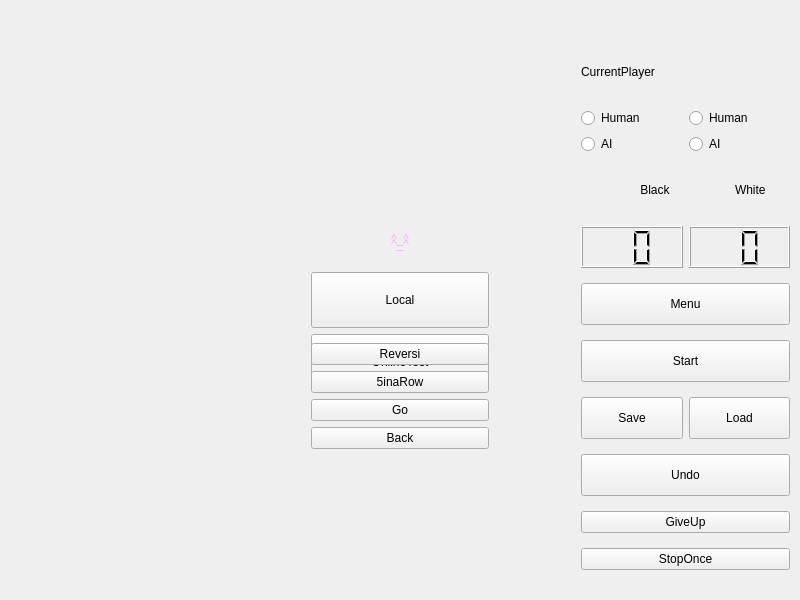
The window that widget.ui (helloworld128/OOP_New) describes before a commit, drawn with Qt 5.
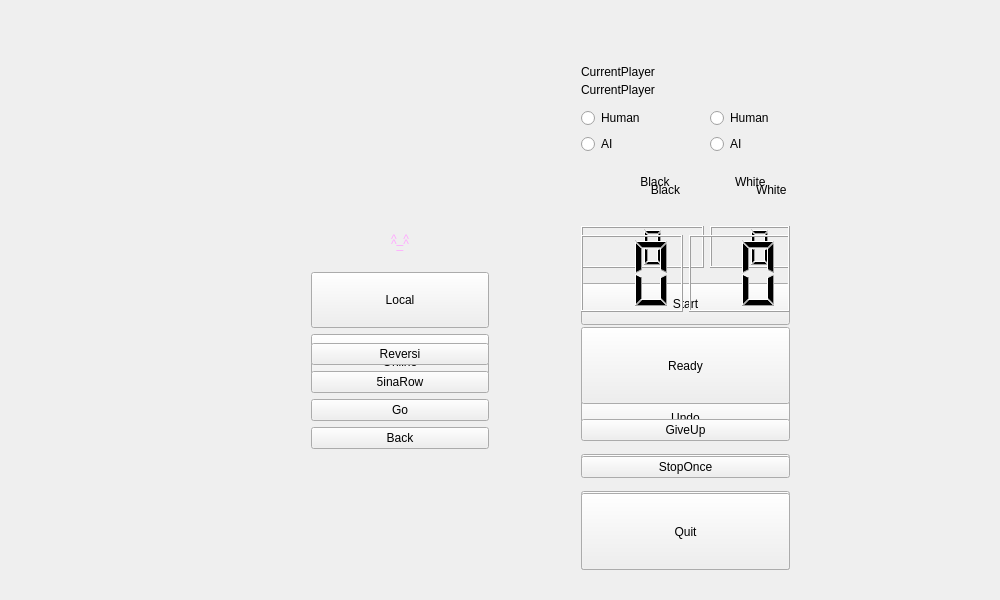
The same window after the commit. Icons and pictures are not drawn.

Commit message: online match is available!!!

```diff
--- a/widget.ui
+++ b/widget.ui
@@ -6,7 +6,7 @@
    <rect>
     <x>0</x>
     <y>0</y>
-    <width>800</width>
+    <width>1000</width>
     <height>600</height>
    </rect>
   </property>
@@ -24,7 +24,7 @@
   </property>
   <property name="maximumSize">
    <size>
-    <width>800</width>
+    <width>1000</width>
     <height>600</height>
    </size>
   </property>
@@ -134,11 +134,11 @@
      <height>541</height>
     </rect>
    </property>
-   <layout class="QGridLayout" name="Gamemenu" rowstretch="0,0,0,0,0,0,0,0,0,0,0,0,0" columnstretch="1,1" rowminimumheight="0,0,0,0,20,20,0,0,0,0,0,0,0" columnminimumwidth="0,0">
+   <layout class="QGridLayout" name="Gamemenu" rowstretch="0,0,0,0,0,0,0,0,0,0,0,0,0,0" columnstretch="1,0">
     <property name="verticalSpacing">
      <number>15</number>
     </property>
-    <item row="5" column="0" colspan="2">
+    <item row="13" column="0" colspan="2">
      <widget class="QPushButton" name="Menu_Button">
       <property name="sizePolicy">
        <sizepolicy hsizetype="Minimum" vsizetype="Minimum">
@@ -255,22 +255,6 @@
       </property>
      </widget>
     </item>
-    <item row="7" column="0">
-     <widget class="QPushButton" name="Save_Button">
-      <property name="sizePolicy">
-       <sizepolicy hsizetype="Minimum" vsizetype="Minimum">
-        <horstretch>0</horstretch>
-        <verstretch>0</verstretch>
-       </sizepolicy>
-      </property>
-      <property name="styleSheet">
-       <string notr="true">font: 28pt &quot;Adobe Arabic&quot;;</string>
-      </property>
-      <property name="text">
-       <string>Save</string>
-      </property>
-     </widget>
-    </item>
     <item row="6" column="0" colspan="2">
      <widget class="QPushButton" name="Start_Button">
       <property name="sizePolicy">
@@ -300,6 +284,22 @@
       </property>
      </widget>
     </item>
+    <item row="7" column="0">
+     <widget class="QPushButton" name="Save_Button">
+      <property name="sizePolicy">
+       <sizepolicy hsizetype="Minimum" vsizetype="Minimum">
+        <horstretch>0</horstretch>
+        <verstretch>0</verstretch>
+       </sizepolicy>
+      </property>
+      <property name="styleSheet">
+       <string notr="true">font: 28pt &quot;Adobe Arabic&quot;;</string>
+      </property>
+      <property name="text">
+       <string>Save</string>
+      </property>
+     </widget>
+    </item>
     <item row="3" column="1">
      <layout class="QHBoxLayout" name="horizontalLayout_2" stretch="1,1">
       <property name="sizeConstraint">
@@ -488,7 +488,7 @@
        <string notr="true">font: 28pt &quot;Adobe Arabic&quot;;</string>
       </property>
       <property name="text">
-       <string>OnlineTest</string>
+       <string>Online</string>
       </property>
      </widget>
     </item>
@@ -507,12 +507,215 @@
     <string/>
    </property>
   </widget>
+  <widget class="QWidget" name="OnlineGameMenu" native="true">
+   <property name="geometry">
+    <rect>
+     <x>570</x>
+     <y>40</y>
+     <width>231</width>
+     <height>541</height>
+    </rect>
+   </property>
+   <layout class="QGridLayout" name="Gamemenu_2" rowstretch="0,0,0,0,0,0,0,0,0,0,0,0" columnstretch="1,1">
+    <property name="verticalSpacing">
+     <number>15</number>
+    </property>
+    <item row="10" column="0" colspan="2">
+     <widget class="QPushButton" name="StopOnce_Button_2">
+      <property name="styleSheet">
+       <string notr="true">font: 28pt &quot;Adobe Arabic&quot;;</string>
+      </property>
+      <property name="text">
+       <string>StopOnce</string>
+      </property>
+     </widget>
+    </item>
+    <item row="3" column="1">
+     <widget class="QLCDNumber" name="WCount_LCD_2">
+      <property name="sizePolicy">
+       <sizepolicy hsizetype="Preferred" vsizetype="Preferred">
+        <horstretch>0</horstretch>
+        <verstretch>0</verstretch>
+       </sizepolicy>
+      </property>
+      <property name="digitCount">
+       <number>2</number>
+      </property>
+     </widget>
+    </item>
+    <item row="0" column="0">
+     <widget class="QLabel" name="CurrentPlayer_Label_2">
+      <property name="styleSheet">
+       <string notr="true">font: 18pt &quot;Adobe Arabic&quot;;</string>
+      </property>
+      <property name="text">
+       <string>CurrentPlayer</string>
+      </property>
+     </widget>
+    </item>
+    <item row="3" column="0">
+     <widget class="QLCDNumber" name="BCount_LCD_2">
+      <property name="sizePolicy">
+       <sizepolicy hsizetype="Preferred" vsizetype="Preferred">
+        <horstretch>0</horstretch>
+        <verstretch>0</verstretch>
+       </sizepolicy>
+      </property>
+      <property name="digitCount">
+       <number>2</number>
+      </property>
+     </widget>
+    </item>
+    <item row="4" column="0" colspan="2">
+     <widget class="QPushButton" name="Ready_Button">
+      <property name="sizePolicy">
+       <sizepolicy hsizetype="Minimum" vsizetype="Minimum">
+        <horstretch>0</horstretch>
+        <verstretch>0</verstretch>
+       </sizepolicy>
+      </property>
+      <property name="styleSheet">
+       <string notr="true">font: 28pt &quot;Adobe Arabic&quot;;</string>
+      </property>
+      <property name="text">
+       <string>Ready</string>
+      </property>
+     </widget>
+    </item>
+    <item row="2" column="1">
+     <layout class="QHBoxLayout" name="horizontalLayout_3" stretch="1,1">
+      <property name="sizeConstraint">
+       <enum>QLayout::SetDefaultConstraint</enum>
+      </property>
+      <item>
+       <widget class="QLabel" name="wPict_2">
+        <property name="minimumSize">
+         <size>
+          <width>40</width>
+          <height>40</height>
+         </size>
+        </property>
+        <property name="maximumSize">
+         <size>
+          <width>40</width>
+          <height>40</height>
+         </size>
+        </property>
+        <property name="styleSheet">
+         <string notr="true">font: 18pt &quot;Adobe Arabic&quot;;</string>
+        </property>
+        <property name="text">
+         <string/>
+        </property>
+        <property name="pixmap">
+         <pixmap resource="res.qrc">:/new/images/stoneW.png</pixmap>
+        </property>
+        <property name="scaledContents">
+         <bool>true</bool>
+        </property>
+        <property name="alignment">
+         <set>Qt::AlignCenter</set>
+        </property>
+        <property name="margin">
+         <number>5</number>
+        </property>
+       </widget>
+      </item>
+      <item>
+       <widget class="QLabel" name="wName_2">
+        <property name="styleSheet">
+         <string notr="true">font: 12pt &quot;Adobe Arabic&quot;;</string>
+        </property>
+        <property name="text">
+         <string>White</string>
+        </property>
+       </widget>
+      </item>
+     </layout>
+    </item>
+    <item row="9" column="0" colspan="2">
+     <widget class="QPushButton" name="GiveUp_Button_2">
+      <property name="styleSheet">
+       <string notr="true">font: 28pt &quot;Adobe Arabic&quot;;</string>
+      </property>
+      <property name="text">
+       <string>GiveUp</string>
+      </property>
+     </widget>
+    </item>
+    <item row="2" column="0">
+     <layout class="QHBoxLayout" name="horizontalLayout_4" stretch="0,2">
+      <property name="sizeConstraint">
+       <enum>QLayout::SetDefaultConstraint</enum>
+      </property>
+      <item>
+       <widget class="QLabel" name="bPict_2">
+        <property name="minimumSize">
+         <size>
+          <width>40</width>
+          <height>40</height>
+         </size>
+        </property>
+        <property name="maximumSize">
+         <size>
+          <width>40</width>
+          <height>40</height>
+         </size>
+        </property>
+        <property name="text">
+         <string/>
+        </property>
+        <property name="pixmap">
+         <pixmap resource="res.qrc">:/new/images/stoneB.png</pixmap>
+        </property>
+        <property name="scaledContents">
+         <bool>true</bool>
+        </property>
+        <property name="margin">
+         <number>5</number>
+        </property>
+       </widget>
+      </item>
+      <item>
+       <widget class="QLabel" name="bName_2">
+        <property name="styleSheet">
+         <string notr="true">font: 12pt &quot;Adobe Arabic&quot;;</string>
+        </property>
+        <property name="text">
+         <string>Black</string>
+        </property>
+        <property name="alignment">
+         <set>Qt::AlignCenter</set>
+        </property>
+       </widget>
+      </item>
+     </layout>
+    </item>
+    <item row="11" column="0" colspan="2">
+     <widget class="QPushButton" name="Quit_Button">
+      <property name="sizePolicy">
+       <sizepolicy hsizetype="Minimum" vsizetype="Minimum">
+        <horstretch>0</horstretch>
+        <verstretch>0</verstretch>
+       </sizepolicy>
+      </property>
+      <property name="styleSheet">
+       <string notr="true">font: 28pt &quot;Adobe Arabic&quot;;</string>
+      </property>
+      <property name="text">
+       <string>Quit</string>
+      </property>
+     </widget>
+    </item>
+   </layout>
+  </widget>
   <zorder>Border</zorder>
   <zorder>Board</zorder>
   <zorder>GameMenu</zorder>
   <zorder>CurrentPlayerPict</zorder>
   <zorder>Menu</zorder>
   <zorder>MainMenu</zorder>
+  <zorder>OnlineGameMenu</zorder>
  </widget>
  <layoutdefault spacing="6" margin="11"/>
  <resources>
```
The commit also changes 10 other files.
